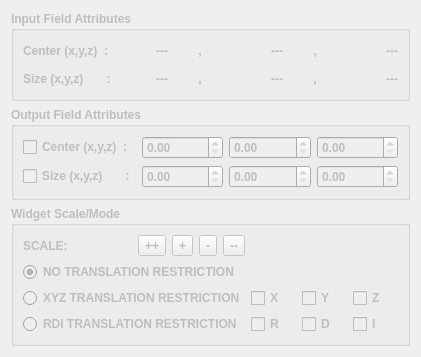
The window that src/Interface/Modules/Fields/EditMeshBoundingBox.ui (SCIInstitute/SCIRun) describes before a commit, drawn with Qt 5.
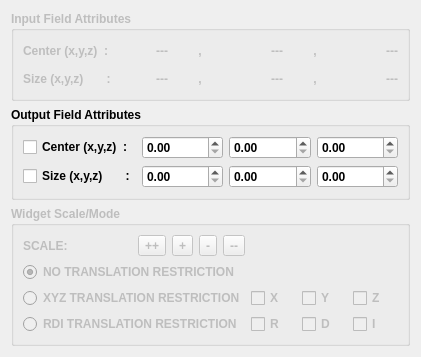
The same window after the commit.

The edit to the form file:
```diff
--- a/src/Interface/Modules/Fields/EditMeshBoundingBox.ui
+++ b/src/Interface/Modules/Fields/EditMeshBoundingBox.ui
@@ -227,7 +227,7 @@
    <item>
     <widget class="QGroupBox" name="groupBox_2">
      <property name="enabled">
-      <bool>false</bool>
+      <bool>true</bool>
      </property>
      <property name="font">
       <font>
@@ -241,6 +241,9 @@
      <layout class="QGridLayout" name="gridLayout_2">
       <item row="0" column="0">
        <widget class="QCheckBox" name="useOutputCenterCheckBox_">
+        <property name="enabled">
+         <bool>true</bool>
+        </property>
         <property name="font">
          <font>
           <weight>75</weight>
@@ -253,16 +256,31 @@
        </widget>
       </item>
       <item row="0" column="1">
-       <widget class="QDoubleSpinBox" name="outputCenterXSpinBox_"/>
+       <widget class="QDoubleSpinBox" name="outputCenterXSpinBox_">
+        <property name="enabled">
+         <bool>true</bool>
+        </property>
+       </widget>
       </item>
       <item row="0" column="2">
-       <widget class="QDoubleSpinBox" name="outputCenterYSpinBox_"/>
+       <widget class="QDoubleSpinBox" name="outputCenterYSpinBox_">
+        <property name="enabled">
+         <bool>true</bool>
+        </property>
+       </widget>
       </item>
       <item row="0" column="3">
-       <widget class="QDoubleSpinBox" name="outputCenterZSpinBox_"/>
+       <widget class="QDoubleSpinBox" name="outputCenterZSpinBox_">
+        <property name="enabled">
+         <bool>true</bool>
+        </property>
+       </widget>
       </item>
       <item row="1" column="0">
        <widget class="QCheckBox" name="useOutputSizeCheckBox_">
+        <property name="enabled">
+         <bool>true</bool>
+        </property>
         <property name="font">
          <font>
           <weight>75</weight>
```
